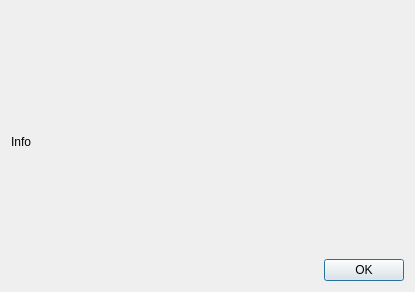
First picture: the form in src/ui/aboutdialog.ui, repository qwinff/qwinff, before the edit.
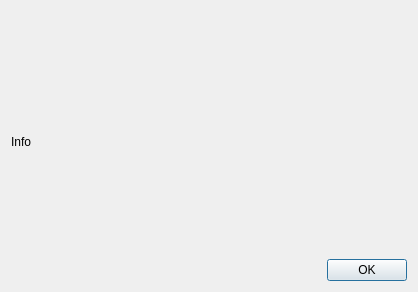
Second picture: the form after the edit. Icons and pictures are not drawn.

Commit message: Assigned icons for dialogs.

```diff
--- a/src/ui/aboutdialog.ui
+++ b/src/ui/aboutdialog.ui
@@ -6,7 +6,7 @@
    <rect>
     <x>0</x>
     <y>0</y>
-    <width>415</width>
+    <width>418</width>
     <height>292</height>
    </rect>
   </property>
```
Left out of the diff: 4 changed lines with no effect on the pictures. The commit also changes 3 other files.
